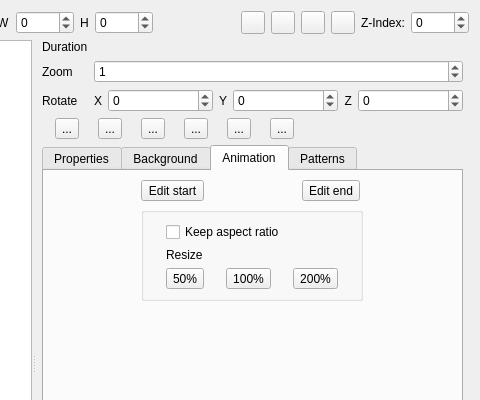
Qt form src/ui/titlewidget_ui.ui (KDE/kdenlive) before a commit; both pictures show x 616 to 1096 and y 0 to 400 of the 1096 by 726 pixel window.
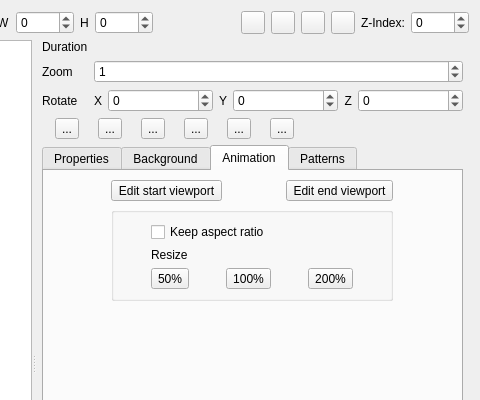
The same form after that commit. The open tabs and pages were chosen to show the change. Icons and pictures are not drawn. Custom widgets are drawn as their Qt base class.

Commit message:
Improvements on titler animation
- Use the word "viewport" to make clear that the red and green
rectangles represent the viewport and not the canvas position in the
animation

- Fix an issue where the font size of the labels was not refreshed

- Centralize some code

Related to #699

Patch:
```diff
--- a/src/ui/titlewidget_ui.ui
+++ b/src/ui/titlewidget_ui.ui
@@ -1470,7 +1470,7 @@
            <item row="0" column="0">
             <widget class="QToolButton" name="anim_start">
              <property name="text">
-              <string>Edit start</string>
+              <string>Edit start viewport</string>
              </property>
              <property name="checkable">
               <bool>true</bool>
@@ -1480,7 +1480,7 @@
            <item row="0" column="1">
             <widget class="QToolButton" name="anim_end">
              <property name="text">
-              <string>Edit end</string>
+              <string>Edit end viewport</string>
              </property>
              <property name="checkable">
               <bool>true</bool>
```
Left out of the diff: 28 changed lines with no effect on the pictures. The commit also changes 2 other files.
